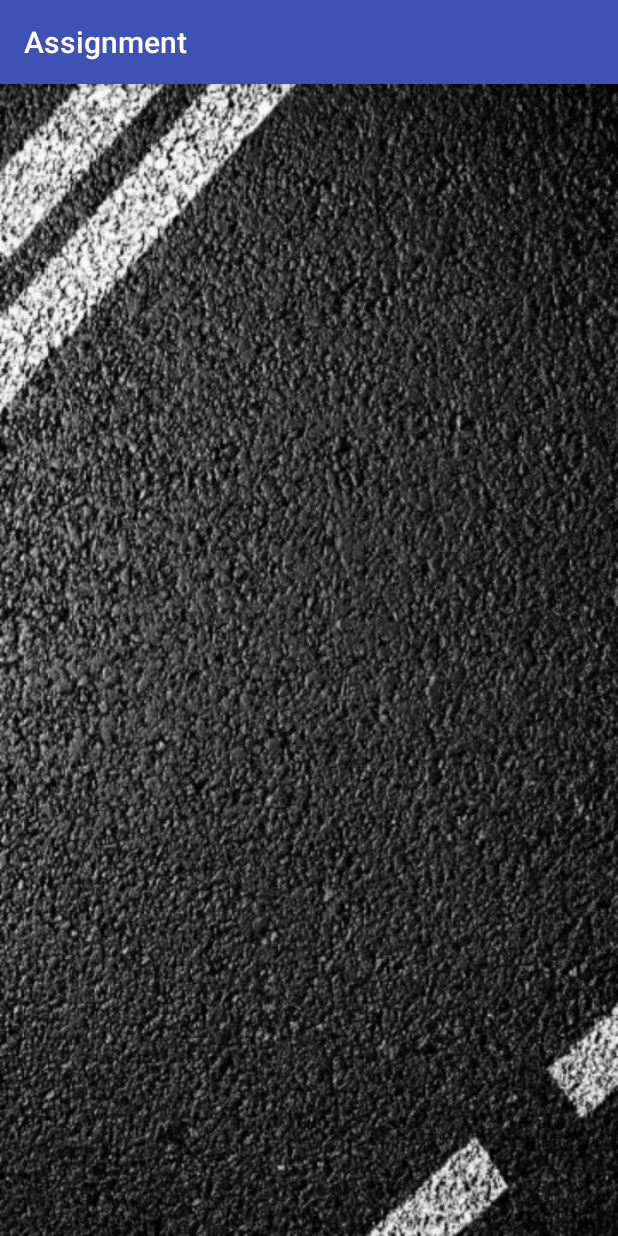
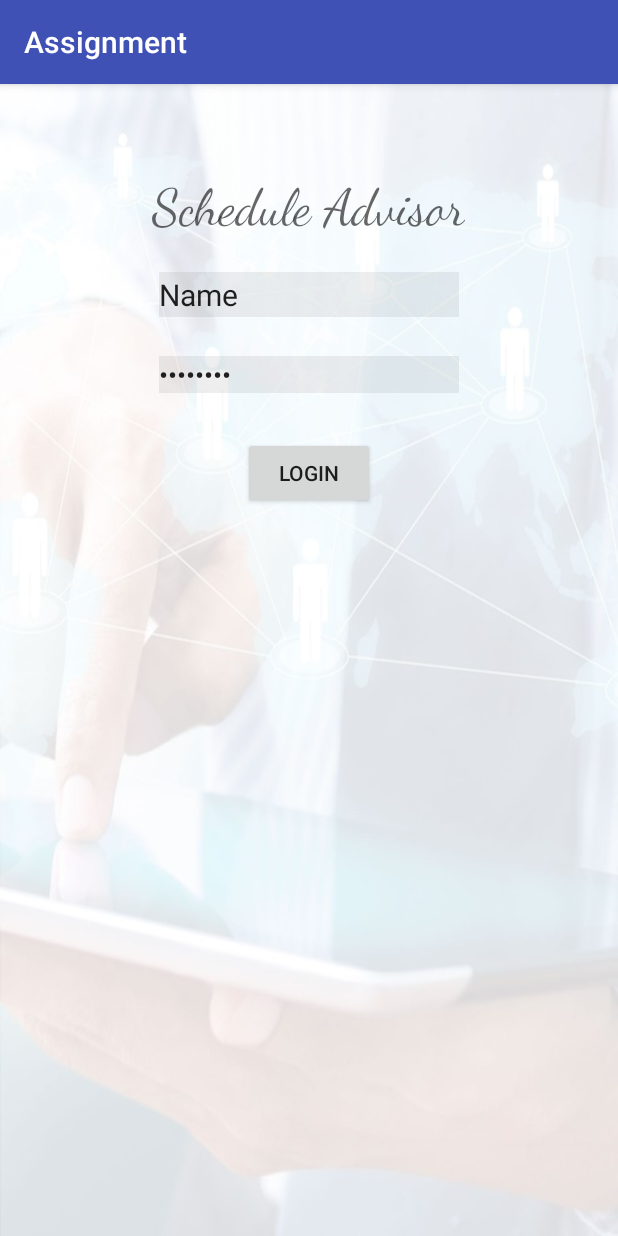
Before and after one commit to creig-with-an-E/Android_OneZeroOne, an Android app: the screen it shows after launch (MainActivity), on a phone screen of 412 x 824 dp. Run offline under Robolectric (Android 15) with nearby library versions, the phone set to English and light mode, and no system bars.

Commit message:
created basic login view no functionality. but has background image.

```diff
--- a/app/src/main/res/layout/activity_main.xml
+++ b/app/src/main/res/layout/activity_main.xml
@@ -6,4 +6,50 @@
     android:layout_height="match_parent"
     android:background="@drawable/background"
     tools:context=".MainActivity">
+
+    <TextView
+        android:id="@+id/textView"
+        android:layout_width="wrap_content"
+        android:layout_height="wrap_content"
+        android:layout_above="@+id/editText"
+        android:layout_centerHorizontal="true"
+        android:layout_marginBottom="-103dp"
+        android:text="Schedule Advisor"
+        android:textAppearance="@style/TextAppearance.AppCompat.Display1"
+        android:typeface="serif"
+        app:fontFamily="cursive" />
+
+    <EditText
+        android:id="@+id/editText"
+        android:layout_width="200dp"
+        android:layout_height="30dp"
+        android:layout_alignParentTop="true"
+        android:layout_centerHorizontal="true"
+        android:layout_marginTop="125dp"
+        android:background="#11000000"
+        android:ems="10"
+        android:inputType="textPersonName"
+        android:text="Name"
+        android:textSize="20dp" />
+
+    <EditText
+        android:id="@+id/editText2"
+        android:layout_width="200dp"
+        android:layout_height="wrap_content"
+        android:layout_alignParentTop="true"
+        android:layout_centerHorizontal="true"
+        android:layout_marginTop="181dp"
+        android:background="#11000000"
+        android:ems="10"
+        android:inputType="textPassword"
+        android:text="Password" />
+
+    <Button
+        android:id="@+id/button"
+        android:layout_width="wrap_content"
+        android:layout_height="wrap_content"
+        android:layout_alignParentTop="true"
+        android:layout_centerHorizontal="true"
+        android:layout_marginTop="235dp"
+        android:text="Login" />
 </RelativeLayout>
```
Also changed, not shown: app/src/main/res/drawable/background.jpg.
